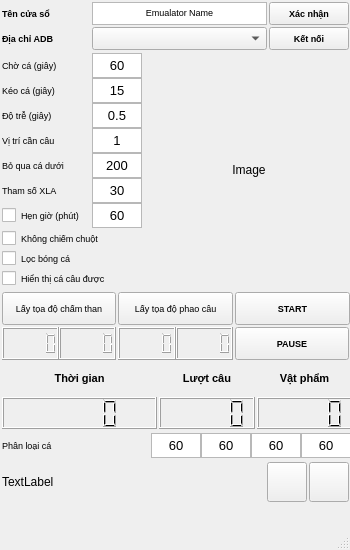
hung-hust-97/NTH-Auto-Game, file qt_designer/UiMainWindow.ui: the form before one commit.
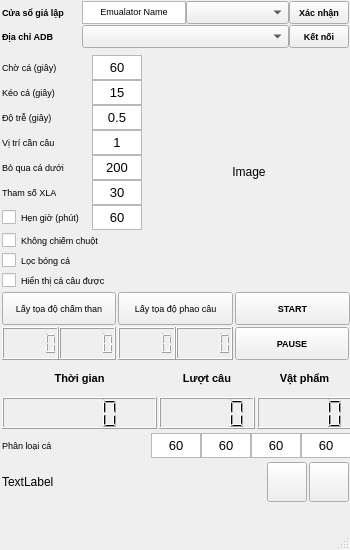
The form after the commit.

Patch:
```diff
--- a/qt_designer/UiMainWindow.ui
+++ b/qt_designer/UiMainWindow.ui
@@ -360,7 +360,7 @@
       <x>0</x>
       <y>50</y>
       <width>351</width>
-      <height>241</height>
+      <height>245</height>
      </rect>
     </property>
     <layout class="QGridLayout" name="row2" rowstretch="0,0" columnstretch="0,0">
@@ -380,7 +380,7 @@
       <number>2</number>
      </property>
      <item row="1" column="1">
-      <layout class="QHBoxLayout" name="col2_2" stretch="0,7">
+      <layout class="QHBoxLayout" name="col2_2" stretch="0,0">
        <property name="spacing">
         <number>0</number>
        </property>
@@ -1261,7 +1261,7 @@
       <x>0</x>
       <y>0</y>
       <width>351</width>
-      <height>54</height>
+      <height>51</height>
      </rect>
     </property>
     <layout class="QGridLayout" name="row1" columnstretch="0,0,0">
@@ -1269,16 +1269,16 @@
       <number>2</number>
      </property>
      <property name="topMargin">
-      <number>2</number>
+      <number>0</number>
      </property>
      <property name="rightMargin">
       <number>2</number>
      </property>
      <property name="bottomMargin">
-      <number>2</number>
+      <number>0</number>
      </property>
      <property name="spacing">
-      <number>2</number>
+      <number>0</number>
      </property>
      <item row="0" column="0">
       <widget class="QLabel" name="lblChooseEmulator">
@@ -1290,13 +1290,13 @@
        </property>
        <property name="minimumSize">
         <size>
-         <width>0</width>
+         <width>80</width>
          <height>18</height>
         </size>
        </property>
        <property name="maximumSize">
         <size>
-         <width>90</width>
+         <width>80</width>
          <height>18</height>
         </size>
        </property>
@@ -1308,41 +1308,7 @@
         </font>
        </property>
        <property name="text">
-        <string>Tên cửa sổ</string>
-       </property>
-      </widget>
-     </item>
-     <item row="0" column="1">
-      <widget class="QTextEdit" name="txtEmulatorName">
-       <property name="sizePolicy">
-        <sizepolicy hsizetype="Ignored" vsizetype="Ignored">
-         <horstretch>0</horstretch>
-         <verstretch>0</verstretch>
-        </sizepolicy>
-       </property>
-       <property name="minimumSize">
-        <size>
-         <width>0</width>
-         <height>23</height>
-        </size>
-       </property>
-       <property name="maximumSize">
-        <size>
-         <width>16777215</width>
-         <height>23</height>
-        </size>
-       </property>
-       <property name="font">
-        <font>
-         <pointsize>7</pointsize>
-        </font>
-       </property>
-       <property name="html">
-        <string>&lt;!DOCTYPE HTML PUBLIC &quot;-//W3C//DTD HTML 4.0//EN&quot; &quot;http://www.w3.org/TR/REC-html40/strict.dtd&quot;&gt;
-&lt;html&gt;&lt;head&gt;&lt;meta name=&quot;qrichtext&quot; content=&quot;1&quot; /&gt;&lt;style type=&quot;text/css&quot;&gt;
-p, li { white-space: pre-wrap; }
-&lt;/style&gt;&lt;/head&gt;&lt;body style=&quot; font-family:'MS Shell Dlg 2'; font-size:7pt; font-weight:400; font-style:normal;&quot;&gt;
-&lt;p align=&quot;center&quot; style=&quot; margin-top:0px; margin-bottom:0px; margin-left:0px; margin-right:0px; -qt-block-indent:0; text-indent:0px;&quot;&gt;Emualator Name&lt;/p&gt;&lt;/body&gt;&lt;/html&gt;</string>
+        <string>Cửa sổ giả lập</string>
        </property>
       </widget>
      </item>
@@ -1356,13 +1322,13 @@
        </property>
        <property name="minimumSize">
         <size>
-         <width>88</width>
+         <width>80</width>
          <height>18</height>
         </size>
        </property>
        <property name="maximumSize">
         <size>
-         <width>88</width>
+         <width>80</width>
          <height>18</height>
         </size>
        </property>
@@ -1388,13 +1354,13 @@
        </property>
        <property name="minimumSize">
         <size>
-         <width>80</width>
+         <width>60</width>
          <height>23</height>
         </size>
        </property>
        <property name="maximumSize">
         <size>
-         <width>80</width>
+         <width>60</width>
          <height>23</height>
         </size>
        </property>
@@ -1420,13 +1386,13 @@
        </property>
        <property name="minimumSize">
         <size>
-         <width>80</width>
+         <width>60</width>
          <height>23</height>
         </size>
        </property>
        <property name="maximumSize">
         <size>
-         <width>80</width>
+         <width>60</width>
          <height>23</height>
         </size>
        </property>
@@ -1458,6 +1424,63 @@
        </property>
       </widget>
      </item>
+     <item row="0" column="1">
+      <layout class="QHBoxLayout" name="horizontalLayout">
+       <property name="spacing">
+        <number>0</number>
+       </property>
+       <item>
+        <widget class="QTextEdit" name="txtEmulatorName">
+         <property name="sizePolicy">
+          <sizepolicy hsizetype="Ignored" vsizetype="Ignored">
+           <horstretch>0</horstretch>
+           <verstretch>0</verstretch>
+          </sizepolicy>
+         </property>
+         <property name="minimumSize">
+          <size>
+           <width>0</width>
+           <height>23</height>
+          </size>
+         </property>
+         <property name="maximumSize">
+          <size>
+           <width>16777215</width>
+           <height>23</height>
+          </size>
+         </property>
+         <property name="font">
+          <font>
+           <pointsize>7</pointsize>
+          </font>
+         </property>
+         <property name="html">
+          <string>&lt;!DOCTYPE HTML PUBLIC &quot;-//W3C//DTD HTML 4.0//EN&quot; &quot;http://www.w3.org/TR/REC-html40/strict.dtd&quot;&gt;
+&lt;html&gt;&lt;head&gt;&lt;meta name=&quot;qrichtext&quot; content=&quot;1&quot; /&gt;&lt;style type=&quot;text/css&quot;&gt;
+p, li { white-space: pre-wrap; }
+&lt;/style&gt;&lt;/head&gt;&lt;body style=&quot; font-family:'MS Shell Dlg 2'; font-size:7pt; font-weight:400; font-style:normal;&quot;&gt;
+&lt;p align=&quot;center&quot; style=&quot; margin-top:0px; margin-bottom:0px; margin-left:0px; margin-right:0px; -qt-block-indent:0; text-indent:0px;&quot;&gt;Emualator Name&lt;/p&gt;&lt;/body&gt;&lt;/html&gt;</string>
+         </property>
+        </widget>
+       </item>
+       <item>
+        <widget class="QComboBox" name="listEmulatorSize">
+         <property name="minimumSize">
+          <size>
+           <width>0</width>
+           <height>23</height>
+          </size>
+         </property>
+         <property name="maximumSize">
+          <size>
+           <width>16777215</width>
+           <height>23</height>
+          </size>
+         </property>
+        </widget>
+       </item>
+      </layout>
+     </item>
     </layout>
    </widget>
    <widget class="QWidget" name="horizontalLayoutWidget_3">
```
Left out of the diff: 80 changed lines with no effect on the pictures.
